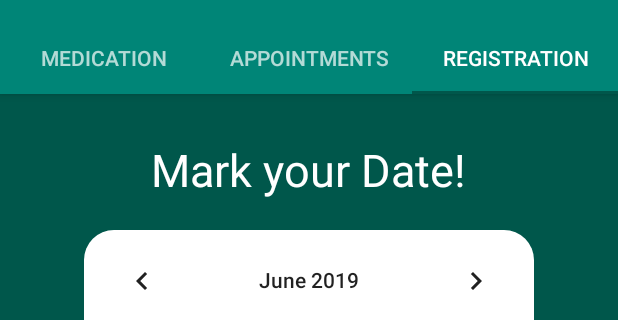
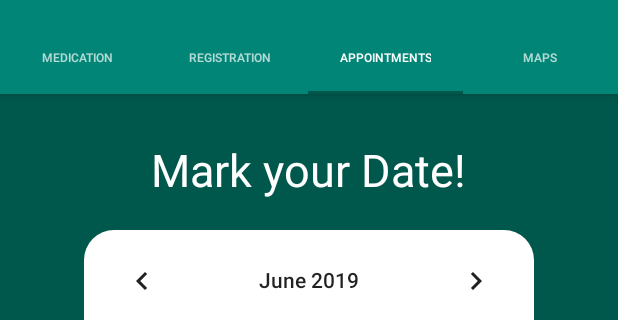
Before and after one commit to MariaJMRibeiro/MedSide, an Android app: the InitialPage screen opened directly, with no data from a screen before it, tab 3 chosen, on a phone screen of 412 x 824 dp, the part 74-394 px from its top. Run offline under Robolectric (Android 15) with nearby library versions, the phone set to English and light mode, and no system bars; libraries missing offline, so code that uses them is left out: com.jjoe64.graphview; 12 statements that could not run were skipped.

Commit message:
initial map

```diff
--- a/app/build.gradle
+++ b/app/build.gradle
@@ -25,6 +25,7 @@ dependencies {
     implementation 'com.android.support:design:28.0.0'
     implementation 'com.android.support:support-v4:28.0.0'
     implementation 'com.jjoe64:graphview:4.2.1'
+    implementation 'com.google.android.gms:play-services-maps:16.1.0'
     testImplementation 'junit:junit:4.12'
     androidTestImplementation 'com.android.support.test:runner:1.0.2'
     androidTestImplementation 'com.android.support.test.espresso:espresso-core:3.0.2'
--- a/app/src/main/java/up201506196/com/firsttp/DatabaseHelper.java
+++ b/app/src/main/java/up201506196/com/firsttp/DatabaseHelper.java
@@ -29,6 +29,12 @@ public class DatabaseHelper extends SQLiteOpenHelper {
     public static final String COLUMN_RVALUE = "name";
     public static final String COLUMN_RDATE = "date";
 
+    //Appointments
+    public static final String TABLE_App = "appointment";
+    public static final String COLUMN_AID = "id";
+    public static final String COLUMN_AUSER = "user";
+    public static final String COLUMN_ADESCRIPTION = "description";
+    public static final String COLUMN_ADATE = "date";
 
 
 
@@ -54,6 +60,15 @@ public class DatabaseHelper extends SQLiteOpenHelper {
                 + " FOREIGN KEY ("+COLUMN_RUSER+") REFERENCES "+"user"+"("+"email"+"));";
         db.execSQL(CREATE_REGISTS_TABLE);
 
+        String CREATE_APP_TABLE = "CREATE TABLE " +
+                TABLE_App + "("
+                + COLUMN_AID + " integer primary key autoincrement,"
+                + COLUMN_ADESCRIPTION + " TEXT,"
+                + COLUMN_ADATE + " DATE,"
+                + COLUMN_AUSER + " TEXT,"
+                + " FOREIGN KEY ("+COLUMN_MUSER+") REFERENCES "+"user"+"("+"email"+"));";
+        db.execSQL(CREATE_APP_TABLE);
+
     }
 
     @Override // here I am trying to enable the foreign keys
@@ -65,12 +80,11 @@ public class DatabaseHelper extends SQLiteOpenHelper {
     public void onUpgrade(SQLiteDatabase db, int oldVersion, int newVersion) {
         db.execSQL("drop table if exists user");
         db.execSQL("DROP TABLE IF EXISTS medication");
-        db.execSQL("DROP TABLE IF EXISTS cholesterol");
+        db.execSQL("DROP TABLE IF EXISTS regists");
+        db.execSQL("DROP TABLE IF EXISTS appointment");
 
         onCreate(db);
     }
-
-
 
     // User handling
     //inserting in database
@@ -142,4 +156,20 @@ public class DatabaseHelper extends SQLiteOpenHelper {
         // close db connection
         db.close();
     }
+
+    public void addApp(App app){
+        SQLiteDatabase db = this.getWritableDatabase();
+
+        ContentValues values = new ContentValues();
+        values.put(COLUMN_ADESCRIPTION, app.getDescription());
+        values.put(COLUMN_AUSER, app.getUser());
+        values.put(COLUMN_ADATE, app.getDate());
+
+        // insert row
+        db.insert(TABLE_App, null, values);
+
+        // close db connection
+        db.close();
+
+    }
 }
--- a/app/src/main/java/up201506196/com/firsttp/InitialPage.java
+++ b/app/src/main/java/up201506196/com/firsttp/InitialPage.java
@@ -57,6 +57,9 @@ public class InitialPage extends AppCompatActivity {
         tabLayout.addOnTabSelectedListener(new TabLayout.ViewPagerOnTabSelectedListener(mViewPager));
 
 
+        int index = getIntent().getIntExtra("toOpen", 0);
+        mViewPager.setCurrentItem(index);
+
     }
 
 
@@ -102,6 +105,9 @@ public class InitialPage extends AppCompatActivity {
                 case 2:
                     fragment=new frag3();
                     break;
+                case 3:
+                    fragment=new frag4();
+                    break;
             }
             return fragment;
 
@@ -109,8 +115,8 @@ public class InitialPage extends AppCompatActivity {
 
         @Override
         public int getCount() {
-            // Show 3 total pages.
-            return 3;
+            // Show 4 total pages.
+            return 4;
         }
     }
 }
--- /dev/null
+++ b/app/src/main/java/up201506196/com/firsttp/frag4.java
@@ -0,0 +1,60 @@
+package up201506196.com.firsttp;
+
+
+import android.os.Bundle;
+
+import android.support.v4.app.Fragment;
+import android.view.LayoutInflater;
+import android.view.View;
+import android.view.ViewGroup;
+
+import com.google.android.gms.maps.CameraUpdateFactory;
+import com.google.android.gms.maps.GoogleMap;
+import com.google.android.gms.maps.OnMapReadyCallback;
+import com.google.android.gms.maps.SupportMapFragment;
+import com.google.android.gms.maps.UiSettings;
+import com.google.android.gms.maps.model.LatLng;
+import com.google.android.gms.maps.model.MarkerOptions;
+
+
+
+public class frag4 extends Fragment implements OnMapReadyCallback{
+
+    private GoogleMap mMap;
+
+    public View onCreateView(LayoutInflater inflater, ViewGroup container,
+                             Bundle savedInstanceState) {
+
+        View view=inflater.inflate(R.layout.fragment_frag4, container, false);
+
+        return view;
+    }
+
+    public void onViewCreated(View view, Bundle savedInstanceState) {
+
+        SupportMapFragment mapFragment = SupportMapFragment.newInstance();
+        getChildFragmentManager().beginTransaction().replace(R.id.map,mapFragment).commit();
+        mapFragment.getMapAsync(this);
+
+
+    }
+
+    public void onMapReady (GoogleMap googleMap){
+
+                mMap = googleMap;
+                mMap.setMinZoomPreference(15);
+                mMap.setIndoorEnabled(true);
+                UiSettings uiSettings = mMap.getUiSettings();
+                uiSettings.setIndoorLevelPickerEnabled(true);
+                uiSettings.setMyLocationButtonEnabled(true);
+                uiSettings.setMapToolbarEnabled(true);
+                uiSettings.setCompassEnabled(true);
+                uiSettings.setZoomControlsEnabled(true);
+                LatLng casa = new LatLng(41.17422668042116, -8.603814609119127);
+                mMap.addMarker(new MarkerOptions().position(casa).title("Casa"));
+                mMap.moveCamera(CameraUpdateFactory.newLatLng(casa));
+            }
+
+
+
+}
--- a/app/src/main/res/layout/activity_initial_page.xml
+++ b/app/src/main/res/layout/activity_initial_page.xml
@@ -29,6 +29,7 @@
 
         <android.support.design.widget.TabLayout
             android:id="@+id/tabs"
+            style="@style/MyCustomTabLayout"
             android:layout_width="match_parent"
             android:layout_height="wrap_content"
             app:tabIndicatorColor="@color/colorPrimaryDark">
@@ -51,6 +52,12 @@
                 android:layout_height="wrap_content"
                 android:text="@string/tab_text_3" />
 
+            <android.support.design.widget.TabItem
+                android:id="@+id/tabItem4"
+                android:layout_width="wrap_content"
+                android:layout_height="wrap_content"
+                android:text="@string/tab_text_4" />
+
         </android.support.design.widget.TabLayout>
     </android.support.design.widget.AppBarLayout>
 
--- a/app/src/main/res/layout/fragment_frag3.xml
+++ b/app/src/main/res/layout/fragment_frag3.xml
@@ -30,9 +30,7 @@
             android:id="@+id/calender"
             android:layout_width="wrap_content"
             android:layout_height="wrap_content"
-            android:textAlignment="center">
-
-        </CalendarView>
+            android:textAlignment="center"/>
 
     </LinearLayout>
 
--- a/app/src/main/res/menu/menu_initial_page.xml
+++ b/app/src/main/res/menu/menu_initial_page.xml
@@ -7,4 +7,16 @@
         android:orderInCategory="100"
         android:title="@string/action_settings"
         app:showAsAction="never" />
+
+    <item
+        android:id="@+id/action_settings2"
+        android:orderInCategory="100"
+        android:title="@string/action_settings2"
+        app:showAsAction="never" />
+
+    <item
+        android:id="@+id/action_settings3"
+        android:orderInCategory="100"
+        android:title="@string/action_settings3"
+        app:showAsAction="never" />
 </menu>
--- a/app/src/main/res/values/strings.xml
+++ b/app/src/main/res/values/strings.xml
@@ -6,9 +6,12 @@
     <string name="no_account_yet">No account yet?</string>
     <string name="title_activity_menu">Menu</string>
     <string name="tab_text_1">Medication</string>
-    <string name="tab_text_2">Appointments</string>
-    <string name="tab_text_3">Registration</string>
+    <string name="tab_text_3">Appointments</string>
+    <string name="tab_text_2">Registration</string>
+    <string name="tab_text_4">Maps</string>
     <string name="action_settings">Profile</string>
+    <string name="action_settings2">Settings</string>
+    <string name="action_settings3">Log Out</string>
     <string name="title_activity_initial_page">InitialPage</string>
     <string name="medication_name">Name</string>
     <string name="medication_quantity">Quantity</string>
@@ -23,4 +26,6 @@
     <string name="add_value">Add Value</string>
     <string name="add_values">Add Values</string>
 
+
+
 </resources>
--- a/app/src/main/res/values/styles.xml
+++ b/app/src/main/res/values/styles.xml
@@ -17,4 +17,13 @@
 
     <style name="AppTheme.PopupOverlay" parent="ThemeOverlay.AppCompat.Light" />
 
+    <style name="MyCustomTabLayout" parent="Widget.Design.TabLayout">
+        <item name="tabTextAppearance">@style/MyCustomTabTextAppearance</item>
+    </style>
+
+    <style name="MyCustomTabTextAppearance" parent="TextAppearance.Design.Tab">
+        <item name="android:textSize">8sp</item>
+        <item name="android:padding">0mm</item>
+        <item name="textAllCaps">true</item>
+    </style>
 </resources>
```
Also changed, not shown: app/src/main/AndroidManifest.xml (+10 -0 lines), app/src/main/java/up201506196/com/firsttp/App.java (added, +53 -0 lines), app/src/main/java/up201506196/com/firsttp/Set_Appointment.java (+28 -5 lines), app/src/main/java/up201506196/com/firsttp/frag3.java (+8 -2 lines), app/src/main/res/layout/activity_set__appointment.xml (+10 -0 lines), app/src/main/res/layout/fragment_frag4.xml (added, +42 -0 lines), app/src/main/res/menu/menu_menu.xml (deleted, +0 -10 lines).
